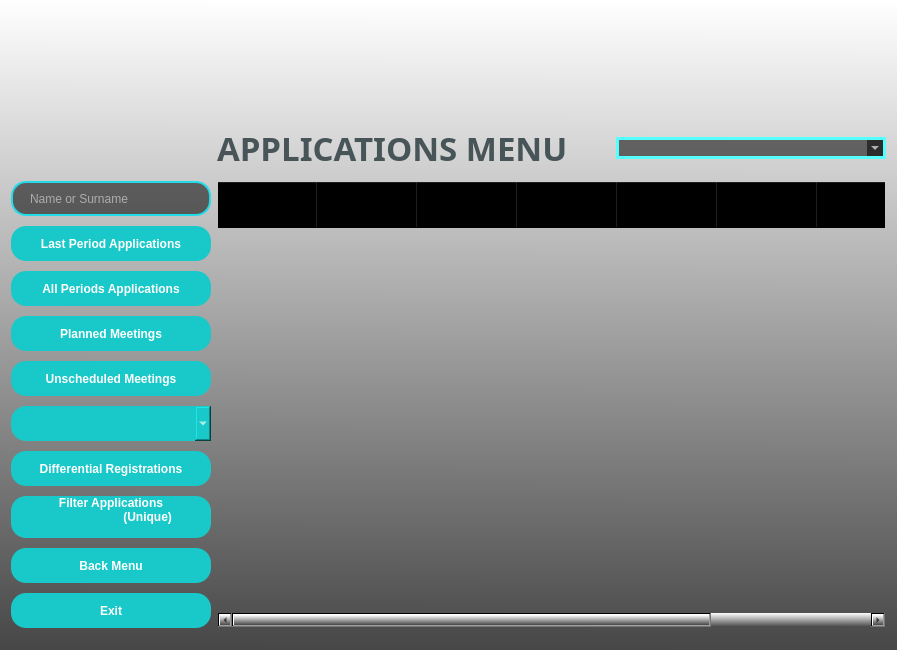
Before: the Qt Designer form VIT_Module/6-Python_Arayuz/UI_Files/applications_ui.ui in buyukakcali/Python-Module-Week7_CRM-Project, drawn with Qt 5.
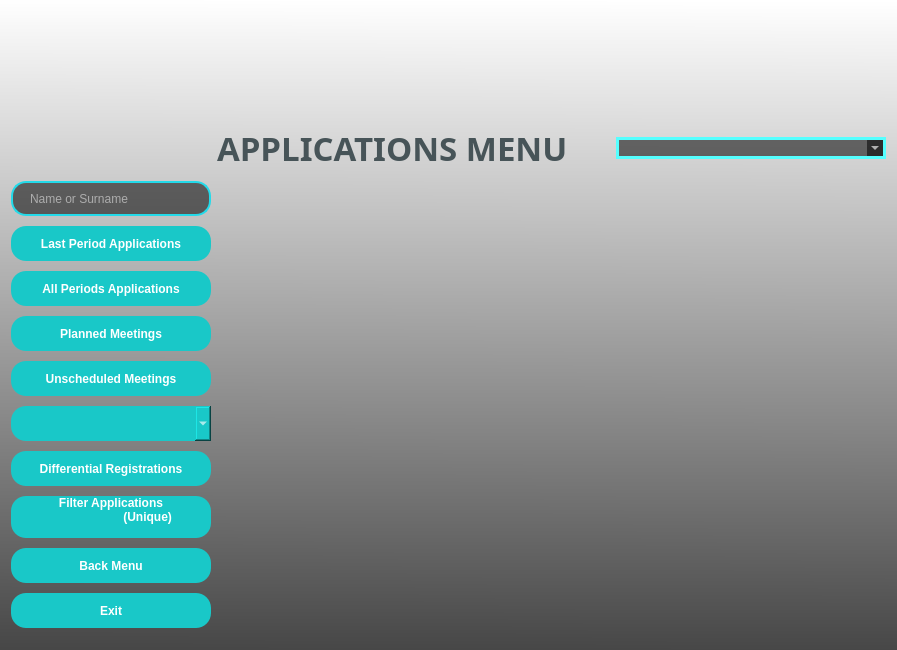
After: the same form once the commit is applied. Icons and pictures are not drawn.

```diff
--- a/VIT_Module/6-Python_Arayuz/UI_Files/applications_ui.ui
+++ b/VIT_Module/6-Python_Arayuz/UI_Files/applications_ui.ui
@@ -155,51 +155,6 @@
      <property name="styleSheet">
       <string notr="true">background-color: rgba(0, 0, 0,0%);</string>
      </property>
-     <column>
-      <property name="text">
-       <string>Date</string>
-      </property>
-     </column>
-     <column>
-      <property name="text">
-       <string>Name Surname</string>
-      </property>
-     </column>
-     <column>
-      <property name="text">
-       <string>Mail</string>
-      </property>
-     </column>
-     <column>
-      <property name="text">
-       <string>Telephone</string>
-      </property>
-     </column>
-     <column>
-      <property name="text">
-       <string>Post Code</string>
-      </property>
-     </column>
-     <column>
-      <property name="text">
-       <string>State</string>
-      </property>
-     </column>
-     <column>
-      <property name="text">
-       <string>Status</string>
-      </property>
-     </column>
-     <column>
-      <property name="text">
-       <string>Economical
-                          Situation
-                      </string>
-      </property>
-      <property name="whatsThis">
-       <string/>
-      </property>
-     </column>
     </widget>
    </item>
    <item row="3" column="0">
```
Left out of the diff: 28 changed lines with no effect on the pictures.
